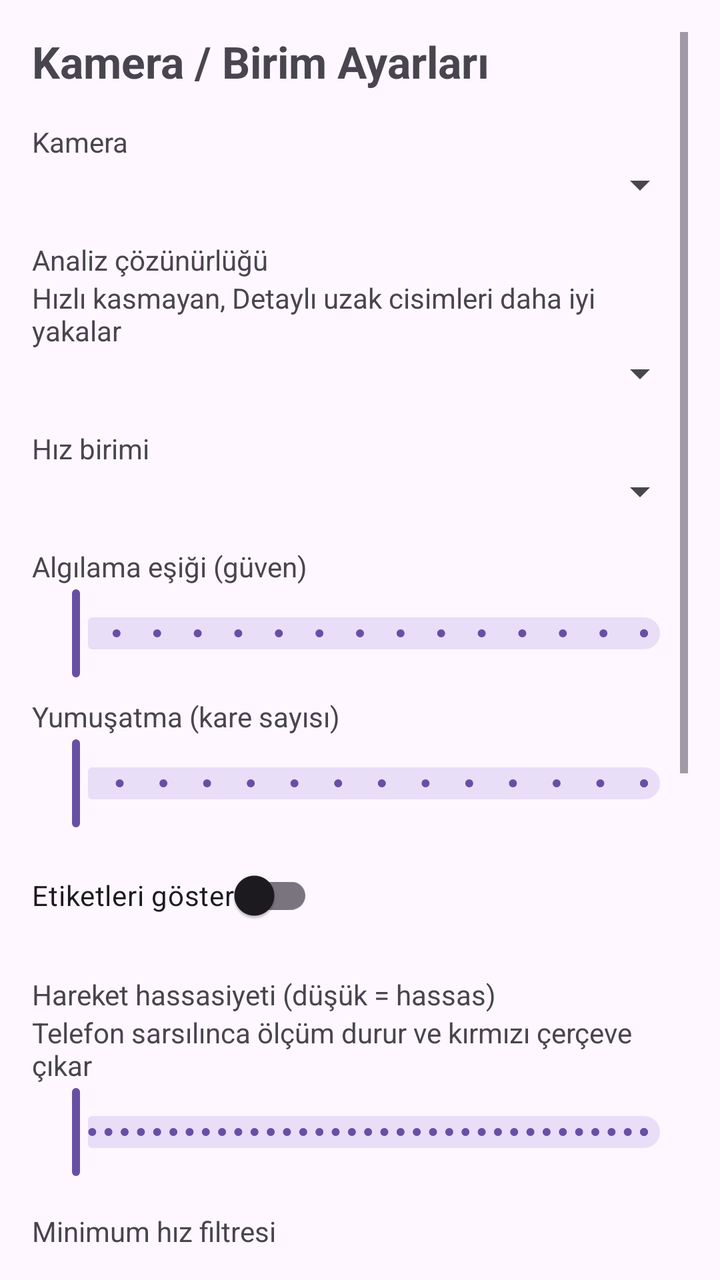
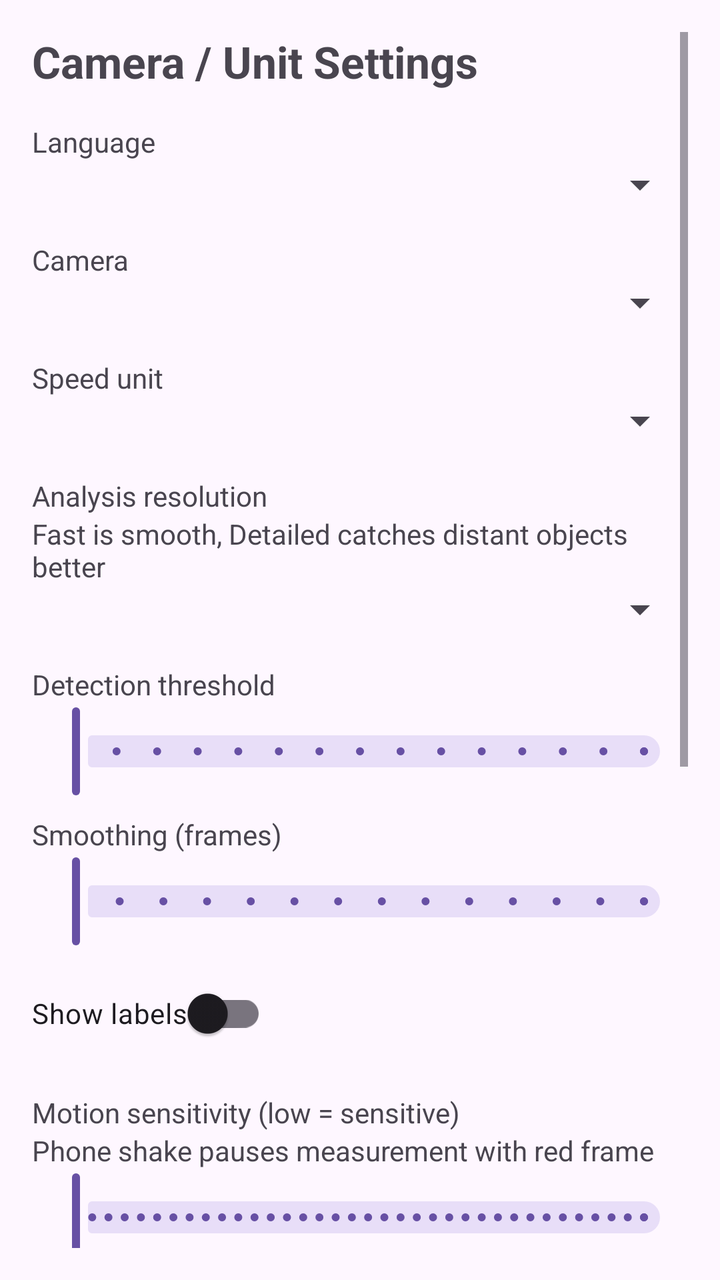

Two renders of the same Android screen: before a commit and after it. Below are the layout's source before the change and the commit's diff.
<!-- AndroidManifest.xml: application theme Theme.SpeedCam -->
<!-- res/layout/activity_settings.xml -->
<?xml version="1.0" encoding="utf-8"?>
<ScrollView xmlns:android="http://schemas.android.com/apk/res/android"
    android:layout_width="match_parent"
    android:layout_height="match_parent"
    android:padding="16dp">

    <LinearLayout
        android:layout_width="match_parent"
        android:layout_height="wrap_content"
        android:orientation="vertical">

        <TextView android:layout_width="wrap_content" android:layout_height="wrap_content"
            android:text="Kamera / Birim Ayarları" android:textSize="22sp" android:textStyle="bold" />

        <TextView android:layout_width="wrap_content" android:layout_height="wrap_content"
            android:layout_marginTop="16dp" android:text="Kamera" />
        <Spinner android:id="@+id/spCamera"
            android:layout_width="match_parent" android:layout_height="wrap_content" />

        <TextView android:layout_width="wrap_content" android:layout_height="wrap_content"
            android:layout_marginTop="16dp" android:text="Analiz çözünürlüğü" />
        <TextView android:layout_width="wrap_content" android:layout_height="wrap_content"
            android:text="Hızlı kasmayan, Detaylı uzak cisimleri daha iyi yakalar" />
        <Spinner android:id="@+id/spRes"
            android:layout_width="match_parent" android:layout_height="wrap_content" />

        <TextView android:layout_width="wrap_content" android:layout_height="wrap_content"
            android:layout_marginTop="16dp" android:text="Hız birimi" />
        <Spinner android:id="@+id/spUnit"
            android:layout_width="match_parent" android:layout_height="wrap_content" />

        <TextView android:layout_width="wrap_content" android:layout_height="wrap_content"
            android:layout_marginTop="16dp" android:text="Algılama eşiği (güven)" />
        <com.google.android.material.slider.Slider
            android:id="@+id/sliderConf"
            android:layout_width="match_parent" android:layout_height="wrap_content"
            android:valueFrom="0.2" android:valueTo="0.9" android:stepSize="0.05" />

        <TextView android:layout_width="wrap_content" android:layout_height="wrap_content"
            android:layout_marginTop="8dp" android:text="Yumuşatma (kare sayısı)" />
        <com.google.android.material.slider.Slider
            android:id="@+id/sliderSmooth"
            android:layout_width="match_parent" android:layout_height="wrap_content"
            android:valueFrom="2" android:valueTo="15" android:stepSize="1" />

        <com.google.android.material.switchmaterial.SwitchMaterial
            android:id="@+id/switchLabels"
            android:layout_width="wrap_content" android:layout_height="wrap_content"
            android:layout_marginTop="8dp" android:text="Etiketleri göster" />

        <TextView android:layout_width="wrap_content" android:layout_height="wrap_content"
            android:layout_marginTop="16dp" android:text="Hareket hassasiyeti (düşük = hassas)" />
        <TextView android:layout_width="wrap_content" android:layout_height="wrap_content"
            android:text="Telefon sarsılınca ölçüm durur ve kırmızı çerçeve çıkar" />
        <com.google.android.material.slider.Slider
            android:id="@+id/sliderMotion"
            android:layout_width="match_parent" android:layout_height="wrap_content"
            android:valueFrom="0.1" android:valueTo="3.0" android:stepSize="0.05" />

        <TextView android:layout_width="wrap_content" android:layout_height="wrap_content"
            android:layout_marginTop="16dp" android:text="Minimum hız filtresi" />
        <TextView android:layout_width="wrap_content" android:layout_height="wrap_content"
            android:text="2 sn ortalaması bunun altında kalan nesne gösterilmez (0 = kapalı)" />
        <TextView android:id="@+id/tvMinSpeed"
            android:layout_width="wrap_content" android:layout_height="wrap_content"
            android:text="Kapalı" />
        <com.google.android.material.slider.Slider
            android:id="@+id/sliderMinSpeed"
            android:layout_width="match_parent" android:layout_height="wrap_content"
            android:valueFrom="0" android:valueTo="5" android:stepSize="0.1" />

        <TextView android:layout_width="wrap_content" android:layout_height="wrap_content"
            android:layout_marginTop="16dp" android:text="Maksimum kutu boyutu" />
        <TextView android:layout_width="wrap_content" android:layout_height="wrap_content"
            android:text="Ekranın bu kadarını kaplayan kutu cisim sayılmaz" />
        <TextView android:id="@+id/tvMaxBox"
            android:layout_width="wrap_content" android:layout_height="wrap_content"
            android:text="%80" />
        <com.google.android.material.slider.Slider
            android:id="@+id/sliderMaxBox"
            android:layout_width="match_parent" android:layout_height="wrap_content"
            android:valueFrom="10" android:valueTo="100" android:stepSize="5" />

        <TextView android:layout_width="wrap_content" android:layout_height="wrap_content"
            android:layout_marginTop="16dp" android:text="Kayıp cismi gösterme süresi" />
        <TextView android:layout_width="wrap_content" android:layout_height="wrap_content"
            android:text="Kaybolan cisim son hızıyla bu süre görünür (0 = kapalı)" />
        <TextView android:id="@+id/tvGhost"
            android:layout_width="wrap_content" android:layout_height="wrap_content"
            android:text="1.5 sn" />
        <com.google.android.material.slider.Slider
            android:id="@+id/sliderGhost"
            android:layout_width="match_parent" android:layout_height="wrap_content"
            android:valueFrom="0" android:valueTo="3" android:stepSize="0.5" />

        <Button android:id="@+id/btnSaveSettings"
            android:layout_width="match_parent" android:layout_height="wrap_content"
            android:layout_marginTop="16dp" android:text="Kaydet" />
    </LinearLayout>
</ScrollView>
<!-- resources referenced by this layout -->
<resources>
  <style name="Theme.SpeedCam" parent="Theme.Material3.DayNight.NoActionBar" />
</resources>

<!-- the commit's change to res/layout/activity_settings.xml (unified diff, before → after) -->
@@ -10,34 +10,39 @@
         android:orientation="vertical">
 
         <TextView android:layout_width="wrap_content" android:layout_height="wrap_content"
-            android:text="Kamera / Birim Ayarları" android:textSize="22sp" android:textStyle="bold" />
+            android:text="@string/title_settings" android:textSize="22sp" android:textStyle="bold" />
 
         <TextView android:layout_width="wrap_content" android:layout_height="wrap_content"
-            android:layout_marginTop="16dp" android:text="Kamera" />
+            android:layout_marginTop="16dp" android:text="@string/label_language" />
+        <Spinner android:id="@+id/spLang"
+            android:layout_width="match_parent" android:layout_height="wrap_content" />
+
+        <TextView android:layout_width="wrap_content" android:layout_height="wrap_content"
+            android:layout_marginTop="16dp" android:text="@string/label_camera" />
         <Spinner android:id="@+id/spCamera"
             android:layout_width="match_parent" android:layout_height="wrap_content" />
 
         <TextView android:layout_width="wrap_content" android:layout_height="wrap_content"
-            android:layout_marginTop="16dp" android:text="Analiz çözünürlüğü" />
+            android:layout_marginTop="16dp" android:text="@string/label_unit" />
+        <Spinner android:id="@+id/spUnit"
+            android:layout_width="match_parent" android:layout_height="wrap_content" />
+
         <TextView android:layout_width="wrap_content" android:layout_height="wrap_content"
-            android:text="Hızlı kasmayan, Detaylı uzak cisimleri daha iyi yakalar" />
+            android:layout_marginTop="16dp" android:text="@string/label_analysis_res" />
+        <TextView android:layout_width="wrap_content" android:layout_height="wrap_content"
+            android:text="@string/res_desc" />
         <Spinner android:id="@+id/spRes"
             android:layout_width="match_parent" android:layout_height="wrap_content" />
 
         <TextView android:layout_width="wrap_content" android:layout_height="wrap_content"
-            android:layout_marginTop="16dp" android:text="Hız birimi" />
-        <Spinner android:id="@+id/spUnit"
-            android:layout_width="match_parent" android:layout_height="wrap_content" />
-
-        <TextView android:layout_width="wrap_content" android:layout_height="wrap_content"
-            android:layout_marginTop="16dp" android:text="Algılama eşiği (güven)" />
+            android:layout_marginTop="16dp" android:text="@string/label_conf" />
         <com.google.android.material.slider.Slider
             android:id="@+id/sliderConf"
             android:layout_width="match_parent" android:layout_height="wrap_content"
             android:valueFrom="0.2" android:valueTo="0.9" android:stepSize="0.05" />
 
         <TextView android:layout_width="wrap_content" android:layout_height="wrap_content"
-            android:layout_marginTop="8dp" android:text="Yumuşatma (kare sayısı)" />
+            android:layout_marginTop="8dp" android:text="@string/label_smooth" />
         <com.google.android.material.slider.Slider
             android:id="@+id/sliderSmooth"
             android:layout_width="match_parent" android:layout_height="wrap_content"
@@ -46,48 +51,48 @@
         <com.google.android.material.switchmaterial.SwitchMaterial
             android:id="@+id/switchLabels"
             android:layout_width="wrap_content" android:layout_height="wrap_content"
-            android:layout_marginTop="8dp" android:text="Etiketleri göster" />
+            android:layout_marginTop="8dp" android:text="@string/label_show_labels" />
 
         <TextView android:layout_width="wrap_content" android:layout_height="wrap_content"
-            android:layout_marginTop="16dp" android:text="Hareket hassasiyeti (düşük = hassas)" />
+            android:layout_marginTop="16dp" android:text="@string/label_motion" />
         <TextView android:layout_width="wrap_content" android:layout_height="wrap_content"
-            android:text="Telefon sarsılınca ölçüm durur ve kırmızı çerçeve çıkar" />
+            android:text="@string/motion_desc" />
         <com.google.android.material.slider.Slider
             android:id="@+id/sliderMotion"
             android:layout_width="match_parent" android:layout_height="wrap_content"
             android:valueFrom="0.1" android:valueTo="3.0" android:stepSize="0.05" />
 
         <TextView android:layout_width="wrap_content" android:layout_height="wrap_content"
-            android:layout_marginTop="16dp" android:text="Minimum hız filtresi" />
+            android:layout_marginTop="16dp" android:text="@string/label_min_speed" />
         <TextView android:layout_width="wrap_content" android:layout_height="wrap_content"
-            android:text="2 sn ortalaması bunun altında kalan nesne gösterilmez (0 = kapalı)" />
+            android:text="@string/min_speed_desc" />
         <TextView android:id="@+id/tvMinSpeed"
             android:layout_width="wrap_content" android:layout_height="wrap_content"
-            android:text="Kapalı" />
+            android:text="@string/min_speed_off" />
         <com.google.android.material.slider.Slider
             android:id="@+id/sliderMinSpeed"
             android:layout_width="match_parent" android:layout_height="wrap_content"
             android:valueFrom="0" android:valueTo="5" android:stepSize="0.1" />
 
         <TextView android:layout_width="wrap_content" android:layout_height="wrap_content"
-            android:layout_marginTop="16dp" android:text="Maksimum kutu boyutu" />
+            android:layout_marginTop="16dp" android:text="@string/label_max_box" />
         <TextView android:layout_width="wrap_content" android:layout_height="wrap_content"
-            android:text="Ekranın bu kadarını kaplayan kutu cisim sayılmaz" />
+            android:text="@string/max_box_desc" />
         <TextView android:id="@+id/tvMaxBox"
             android:layout_width="wrap_content" android:layout_height="wrap_content"
-            android:text="%80" />
+            android:text="80%" />
         <com.google.android.material.slider.Slider
             android:id="@+id/sliderMaxBox"
             android:layout_width="match_parent" android:layout_height="wrap_content"
             android:valueFrom="10" android:valueTo="100" android:stepSize="5" />
 
         <TextView android:layout_width="wrap_content" android:layout_height="wrap_content"
-            android:layout_marginTop="16dp" android:text="Kayıp cismi gösterme süresi" />
+            android:layout_marginTop="16dp" android:text="@string/label_ghost" />
         <TextView android:layout_width="wrap_content" android:layout_height="wrap_content"
-            android:text="Kaybolan cisim son hızıyla bu süre görünür (0 = kapalı)" />
+            android:text="@string/ghost_desc" />
         <TextView android:id="@+id/tvGhost"
             android:layout_width="wrap_content" android:layout_height="wrap_content"
-            android:text="1.5 sn" />
+            android:text="1.5" />
         <com.google.android.material.slider.Slider
             android:id="@+id/sliderGhost"
             android:layout_width="match_parent" android:layout_height="wrap_content"
@@ -95,6 +100,6 @@
 
         <Button android:id="@+id/btnSaveSettings"
             android:layout_width="match_parent" android:layout_height="wrap_content"
-            android:layout_marginTop="16dp" android:text="Kaydet" />
+            android:layout_marginTop="16dp" android:text="@string/save" />
     </LinearLayout>
 </ScrollView>
<!-- resource entries referenced after the edit -->
@@ -1,5 +1,24 @@
 <!-- resources referenced by this layout -->
 <resources>
+  <string name="ghost_desc">Lost object stays visible with last speed (0 = off)</string>
+  <string name="label_analysis_res">Analysis resolution</string>
+  <string name="label_camera">Camera</string>
+  <string name="label_conf">Detection threshold</string>
+  <string name="label_ghost">Lost object display time</string>
+  <string name="label_language">Language</string>
+  <string name="label_max_box">Maximum box size</string>
+  <string name="label_min_speed">Minimum speed filter</string>
+  <string name="label_motion">Motion sensitivity (low = sensitive)</string>
+  <string name="label_show_labels">Show labels</string>
+  <string name="label_smooth">Smoothing (frames)</string>
+  <string name="label_unit">Speed unit</string>
+  <string name="max_box_desc">Boxes covering more of the screen are not objects</string>
+  <string name="min_speed_desc">Objects below 2s average are hidden (0 = off)</string>
+  <string name="min_speed_off">Off</string>
+  <string name="motion_desc">Phone shake pauses measurement with red frame</string>
+  <string name="res_desc">Fast is smooth, Detailed catches distant objects better</string>
+  <string name="save">Save</string>
+  <string name="title_settings">Camera / Unit Settings</string>
   <style name="Theme.SpeedCam" parent="Theme.Material3.DayNight.NoActionBar" />
 </resources>
 
